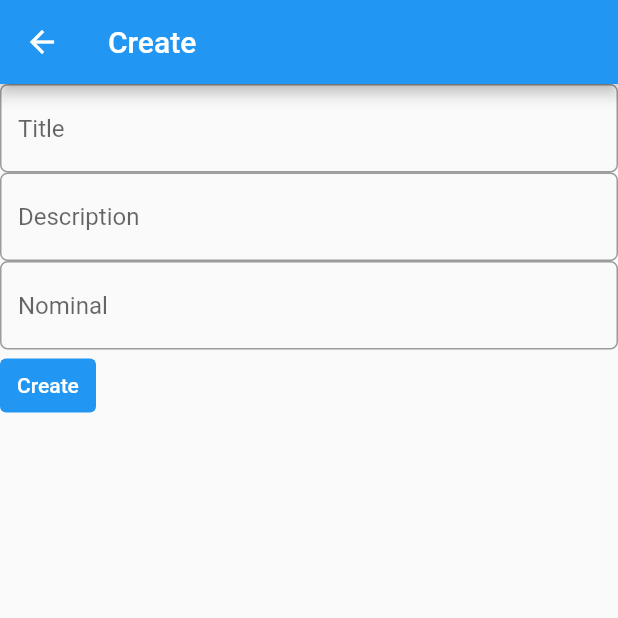
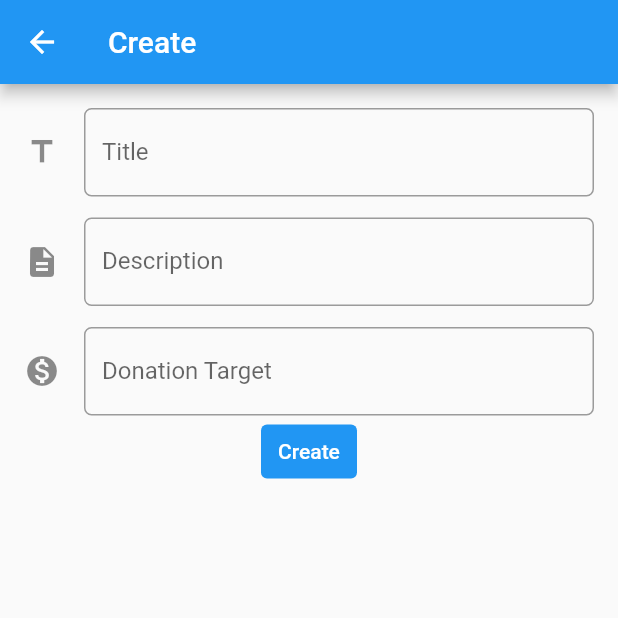
Before and after one commit to Insta-x/start-in-mobile, a Flutter app: the CreateProjectPage screen opened directly, on a phone screen of 412 x 824 dp, the top half of it. Run offline on Flutter 3.47's test engine with Material 2 defaults, Android fonts, the light colour scheme and no system bars; missing offline and left inert: pbp_django_auth.

Commit message:
create ui

```diff
--- a/lib/pages/projects/create_project.dart
+++ b/lib/pages/projects/create_project.dart
@@ -35,11 +35,15 @@ class _CreateProjectPageState extends State<CreateProjectPage> {
       body: Form(
         key: _createProjectFormKey,
         child: SingleChildScrollView(
+          child: Container(
+            margin: EdgeInsets.all(16),
             child: Column(
               crossAxisAlignment: CrossAxisAlignment.start,
               children: [
                 TextFormField(
                   decoration: InputDecoration(
+                    icon: Icon(Icons.title),
+                    labelText: 'Title',
                     hintText: "Title",
                     // Menambahkan circular border agar lebih rapi
                     border: OutlineInputBorder(
@@ -48,15 +52,11 @@ class _CreateProjectPageState extends State<CreateProjectPage> {
                   ),
                   // Menambahkan behavior saat nama diketik
                   onChanged: (String? value) {
-                  setState(() {
                     title = value!;
-                  });
                   },
                   // Menambahkan behavior saat data disimpan
                   onSaved: (String? value) {
-                  setState(() {
                     title = value!;
-                  });
                   },
                   // Validator sebagai validasi form
                   validator: (String? value) {
@@ -66,10 +66,15 @@ class _CreateProjectPageState extends State<CreateProjectPage> {
                     return null;
                   },
                 ),
+                SizedBox(
+                  height: 14,
+                ),
                 TextFormField(
                   keyboardType: TextInputType.multiline,
                   maxLines: null,
                   decoration: InputDecoration(
+                    icon: Icon(Icons.description),
+                    labelText: 'Description',
                     hintText: "Description",
                     // Menambahkan circular border agar lebih rapi
                     border: OutlineInputBorder(
@@ -78,15 +83,11 @@ class _CreateProjectPageState extends State<CreateProjectPage> {
                   ),
                   // Menambahkan behavior saat nama diketik
                   onChanged: (String? value) {
-                  setState(() {
                     description = value!;
-                  });
                   },
                   // Menambahkan behavior saat data disimpan
                   onSaved: (String? value) {
-                  setState(() {
                     description = value!;
-                  });
                   },
                   // Validator sebagai validasi form
                   validator: (String? value) {
@@ -96,9 +97,15 @@ class _CreateProjectPageState extends State<CreateProjectPage> {
                     return null;
                   },
                 ),
+                SizedBox(
+                  height: 14,
+                ),
                 TextFormField(
                   decoration: InputDecoration(
+                    icon: Icon(Icons.monetization_on),
+                    labelText: 'Donation Target',
                     hintText: "Nominal",
+
                     // Menambahkan circular border agar lebih rapi
                     border: OutlineInputBorder(
                       borderRadius: BorderRadius.circular(5.0),
@@ -110,19 +117,15 @@ class _CreateProjectPageState extends State<CreateProjectPage> {
                   ],
                   // Menambahkan behavior saat nama diketik
                   onChanged: (String? value) {
-                  setState(() {
                     if (int.tryParse(value!) != null) {
                       donationTarget = int.parse(value);
                     }
-                  });
                   },
                   // Menambahkan behavior saat data disimpan
                   onSaved: (String? value) {
-                  setState(() {
                     if (int.tryParse(value!) != null) {
                       donationTarget = int.parse(value);
                     }
-                  });
                   },
                   // Validator sebagai validasi form
                   validator: (String? value) {
@@ -136,7 +139,8 @@ class _CreateProjectPageState extends State<CreateProjectPage> {
                     return null;
                   },
                 ),
-              TextButton(
+                Center(
+                  child: TextButton(
                     style: ButtonStyle(
                       backgroundColor: MaterialStateProperty.all(Colors.blue),
                     ),
@@ -152,7 +156,9 @@ class _CreateProjectPageState extends State<CreateProjectPage> {
                       style: TextStyle(color: Colors.white),
                     ),
                   ),
+                ),
               ],
+            ),
           ),
         ),
       ),
```
Also changed, not shown: lib/pages/projects/edit_project.dart (+8 -3 lines). Lines whose indentation alone changed are shown as unchanged.
